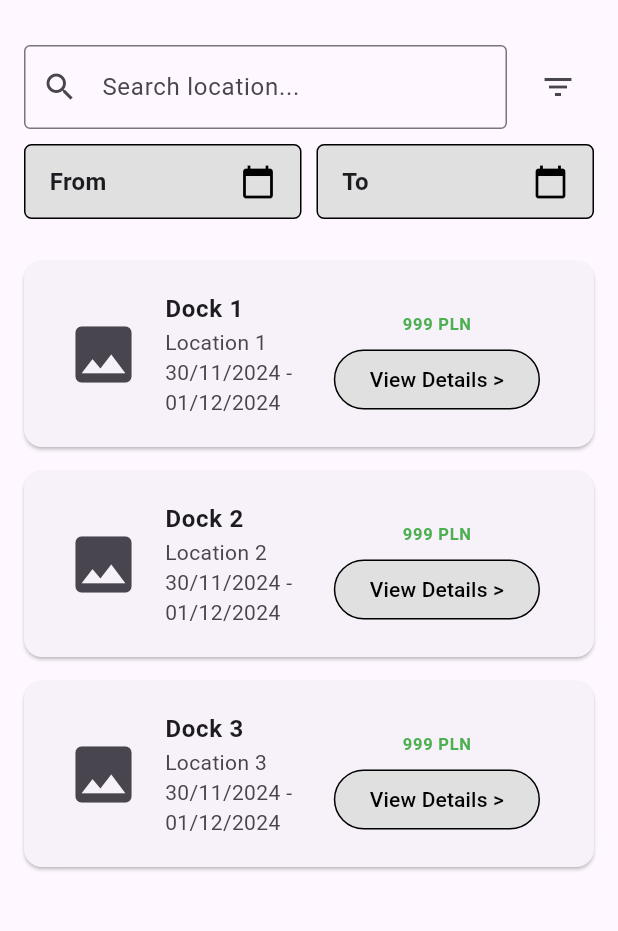
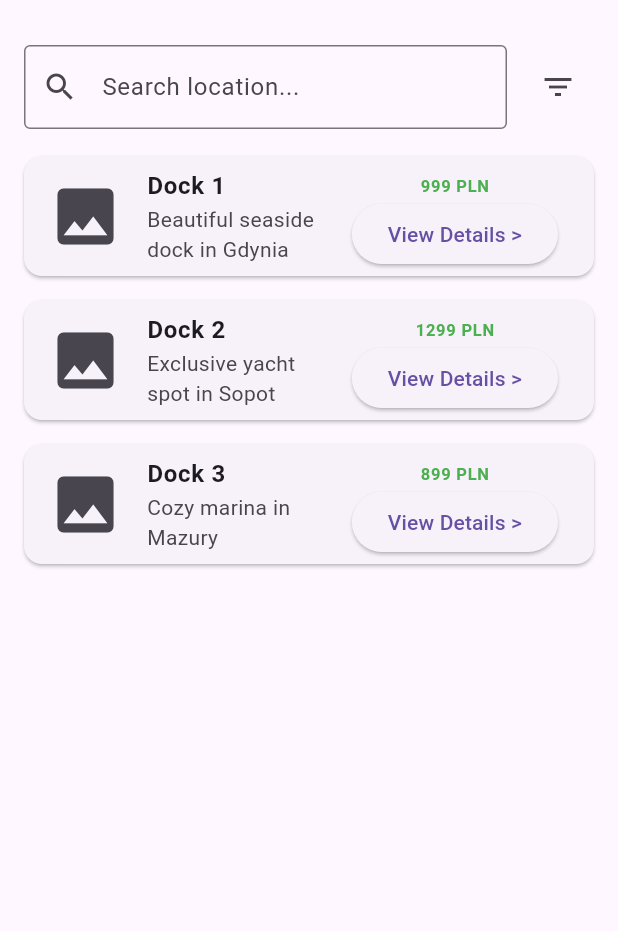
Before and after one commit to SE2-GMMWZ/mobile-frontend, a Flutter app: the screen it shows after launch, on a phone screen of 412 x 824 dp, the part 63-994 px from its top. Run offline on Flutter 3.47's test engine with Material 3 defaults, Android fonts, the phone set to English and light mode, and no system bars.

Commit message:
home connected to dock details

```diff
--- a/lib/sailor_home.dart
+++ b/lib/sailor_home.dart
@@ -1,34 +1,8 @@
 import 'package:flutter/material.dart';
 import 'app_drawer.dart';
-import 'dock_details.dart';
+import 'dock_details.dart'; // Assuming you have a details page
 
-class HomePage extends StatefulWidget {
-  @override
-  _HomePageState createState() => _HomePageState();
-}
-
-class _HomePageState extends State<HomePage> {
-  DateTime? fromDate;
-  DateTime? toDate;
-
-  Future<void> _selectDate(BuildContext context, bool isFrom) async {
-    DateTime? picked = await showDatePicker(
-      context: context,
-      initialDate: DateTime.now(),
-      firstDate: DateTime(2020),
-      lastDate: DateTime(2030),
-    );
-    if (picked != null) {
-      setState(() {
-        if (isFrom) {
-          fromDate = picked;
-        } else {
-          toDate = picked;
-        }
-      });
-    }
-  }
-
+class HomePage extends StatelessWidget {
   @override
   Widget build(BuildContext context) {
     return Scaffold(
@@ -44,7 +18,7 @@ class _HomePageState extends State<HomePage> {
         padding: EdgeInsets.all(16.0),
         child: Column(
           children: [
-            // Search Bar & Filters
+            // Search Bar
             Row(
               children: [
                 Expanded(
@@ -65,33 +39,14 @@ class _HomePageState extends State<HomePage> {
             ),
             SizedBox(height: 10),
 
-            // Date Pickers
-            Row(
-              children: [
-                Expanded(
-                  child: GestureDetector(
-                    onTap: () => _selectDate(context, true),
-                    child: _datePickerBox('From', fromDate),
-                  ),
-                ),
-                SizedBox(width: 10),
-                Expanded(
-                  child: GestureDetector(
-                    onTap: () => _selectDate(context, false),
-                    child: _datePickerBox('To', toDate),
-                  ),
-                ),
-              ],
-            ),
-            SizedBox(height: 20),
-
-            // List of Docking Options
+            // List of Docks
             Expanded(
-              child: ListView.builder(
-                itemCount: 3, // Example number
-                itemBuilder: (context, index) {
-                  return _dockItem(index + 1);
-                },
+              child: ListView(
+                children: [
+                  _dockItem('Dock 1', 'Beautiful seaside dock in Gdynia', '999 PLN', context),
+                  _dockItem('Dock 2', 'Exclusive yacht spot in Sopot', '1299 PLN', context),
+                  _dockItem('Dock 3', 'Cozy marina in Mazury', '899 PLN', context),
+                ],
               ),
             ),
           ],
@@ -100,61 +55,30 @@ class _HomePageState extends State<HomePage> {
     );
   }
 
-  Widget _datePickerBox(String label, DateTime? date) {
-    return Container(
-      padding: EdgeInsets.symmetric(vertical: 12, horizontal: 16),
-      decoration: BoxDecoration(
-        border: Border.all(color: Colors.black),
-        borderRadius: BorderRadius.circular(5),
-        color: Colors.grey[300], // Light grey background
-      ),
-      child: Row(
-        children: [
-          Text(
-            date == null ? label : date.toString().split(' ')[0],
-            style: TextStyle(fontSize: 16, fontWeight: FontWeight.bold),
-          ),
-          Spacer(),
-          Icon(Icons.calendar_today, color: Colors.black),
-        ],
-      ),
-    );
-  }
-
-  Widget _dockItem(int index) {
+  Widget _dockItem(String title, String description, String price, BuildContext context) {
     return Card(
       margin: EdgeInsets.symmetric(vertical: 8),
-      child: Padding(
-      padding: EdgeInsets.all(12.0), // Add padding for better spacing
-      child: Column(
-        crossAxisAlignment: CrossAxisAlignment.start,
-        children: [
-          ListTile(
+      child: ListTile(
         leading: Icon(Icons.image, size: 50), // Placeholder for image
-        title: Text('Dock $index', style: TextStyle(fontWeight: FontWeight.bold)),
-        subtitle: Text('Location $index\n30/11/2024 - 01/12/2024'),
+        title: Text(title, style: TextStyle(fontWeight: FontWeight.bold)),
+        subtitle: Text(description),
         trailing: Column(
           mainAxisAlignment: MainAxisAlignment.center,
           children: [
-            Text(
-              '999 PLN',
-              style: TextStyle(color: Colors.green, fontWeight: FontWeight.bold),
-            ),
-            SizedBox(height: 5),
-            OutlinedButton(
-              onPressed: () {},
-              style: OutlinedButton.styleFrom(
-                side: BorderSide(color: Colors.black), // Black border
-                backgroundColor: Colors.grey[300], // Light grey background
-              ),
-              child: Text('View Details >', style: TextStyle(color: Colors.black),
-              ),
+            Text(price, style: TextStyle(color: Colors.green, fontWeight: FontWeight.bold)),
+            ElevatedButton(
+              onPressed: () {
+                Navigator.push(
+                  context,
+                  MaterialPageRoute(
+                    builder: (context) => DockDetailsPage(title: title, description: description),
+                  ),
+                );
+              },
+              child: Text('View Details >'),
             ),
           ],
         ),
-          ),
-        ]
-      ),
       ),
     );
   }
```
